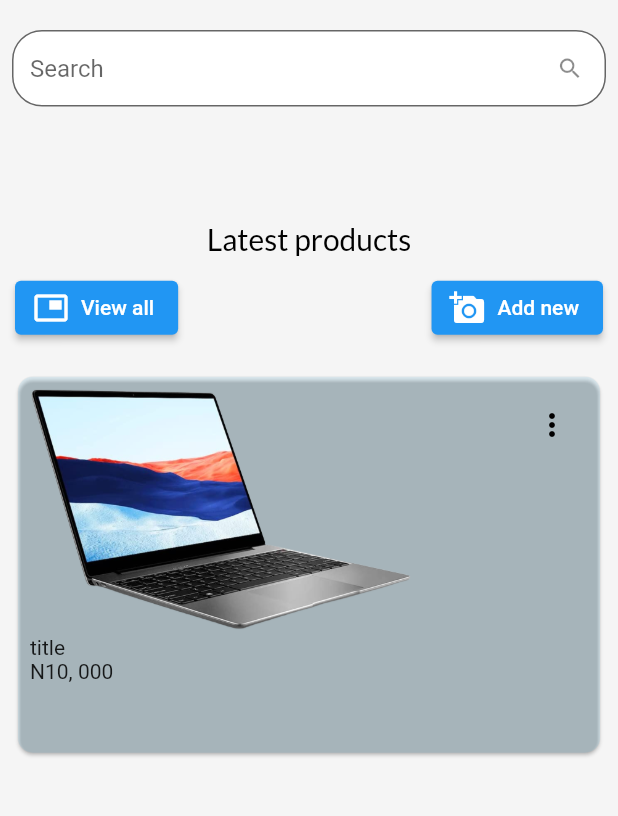
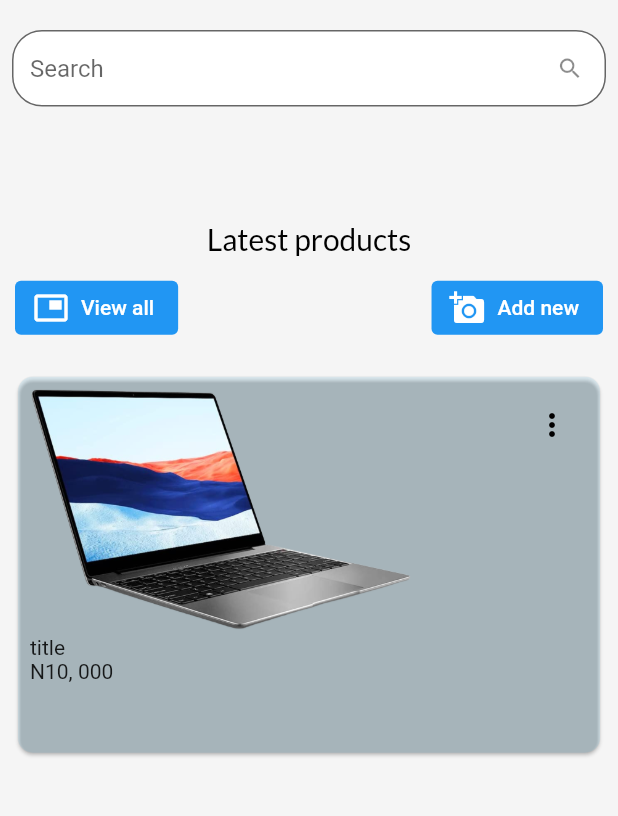
Before and after one commit to mustapha-amin/go_shop_admin_panel, a Flutter app: the screen it shows after launch, on a phone screen of 412 x 824 dp, the part 54-870 px from its top. Run offline on Flutter 3.47's test engine with Material 2 defaults, Android fonts, the phone set to English and light mode, and no system bars; our stand-ins replace google_fonts, shared_preferences.

Commit message:
Changed the appearance of the two buttons based on the theme mode

```diff
--- a/lib/screens/dashboard.dart
+++ b/lib/screens/dashboard.dart
@@ -2,6 +2,8 @@ import 'package:flutter/material.dart';
 import 'package:go_shop_admin_panel/consts/textstyle.dart';
 import 'package:go_shop_admin_panel/widgets/header.dart';
 import 'package:go_shop_admin_panel/widgets/products_widget.dart';
+
+import '../services/utils.dart';
 
 class DashBoard extends StatefulWidget {
   const DashBoard({Key? key}) : super(key: key);
@@ -25,11 +27,23 @@ class _DashBoardState extends State<DashBoard> {
                 mainAxisAlignment: MainAxisAlignment.spaceBetween,
                 children: [
                   ElevatedButton.icon(
+                    style: ElevatedButton.styleFrom(
+                      elevation: 0,
+                      backgroundColor: Utils(context).isDark
+                          ? Colors.blue[900]
+                          : Colors.blue,
+                    ),
                     onPressed: () {},
                     icon: Icon(Icons.picture_in_picture),
                     label: Text("View all"),
                   ),
                   ElevatedButton.icon(
+                    style: ElevatedButton.styleFrom(
+                      elevation: 0,
+                      backgroundColor: Utils(context).isDark
+                          ? Colors.blue[900]
+                          : Colors.blue,
+                    ),
                     onPressed: () {},
                     icon: Icon(Icons.add_a_photo),
                     label: Text("Add new"),
```
